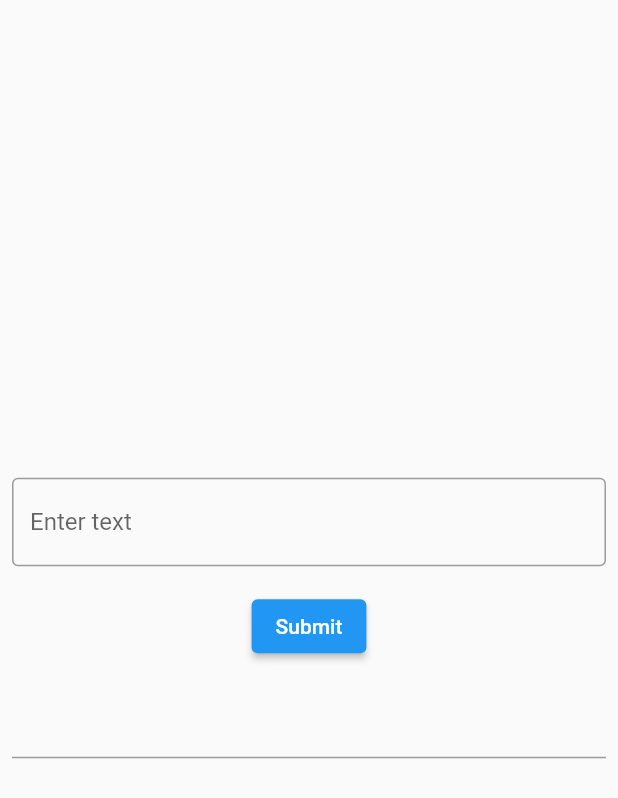
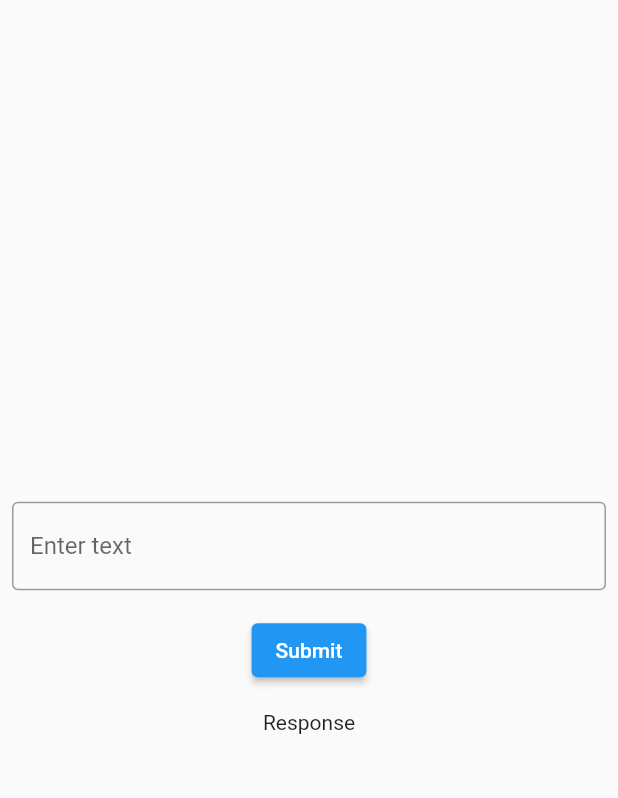
Before and after one commit to PGMacDesign/OpenAI-App, a Flutter app: the InputScreen screen opened directly, on a phone screen of 412 x 824 dp. Shown: the top 798 px of the screen. Run offline on Flutter 3.47's test engine with Material 2 defaults, Android fonts, the phone set to English and light mode, and no system bars; drawn by our look-alikes of flutter_markdown; our stand-ins replace shared_preferences; accounts and stored records are empty.

Commit message:
Adding in some utilities, sample classes, working code for OpenAI (with correct responses now), and Markdown support.

```diff
--- a/lib/myactivities/input_activity.dart
+++ b/lib/myactivities/input_activity.dart
@@ -4,13 +4,103 @@
 import 'package:openai_appp/custom_ui/text_view_with_state.dart';
 import 'package:openai_appp/networking/networking_utilities.dart';
 import 'package:http/http.dart' as http;
+import 'package:flutter_markdown/flutter_markdown.dart';
+
 
 class InputScreen extends StatefulWidget {
+  const InputScreen({super.key});
+
   @override
   _InputScreenState createState() => _InputScreenState();
 }
 
 class _InputScreenState extends State<InputScreen> {
+  String _inputText = "";
+  String _outputText = "Response";
+  bool _isLoading = false;
+
+  Future<void> _submitData() async {
+    updateState(null, true);
+    try {
+      String apikey = await readFromAsset("assets/apikeys/api_key_openai.txt");
+      print("API KEY == $apikey");
+      http.Response? response = await sendCompletionsApiRequest(null,
+          buildCompletionsRequestHeaders(apikey), buildCompletionsRequestParams(_inputText));
+      if(response != null){
+        String parsedResponse = parseCompletionsResponse(response);
+        updateState(parsedResponse, false);
+      } else {
+        updateState("Response was null", false);
+      }
+    } catch (e){
+      print(e);
+      updateState("Request Failed due to error: $e", false);
+    }
+  }
+
+  void updateState(String? textToUpdate, bool showLoadingAnimation){
+    setState(() {
+      if(textToUpdate != null){
+        this._outputText = textToUpdate;
+      }
+      this._isLoading = showLoadingAnimation;
+    });
+  }
+
+  /// Note: This code is the equivalent of handler.postDelayed() in Android
+  // Future.delayed(Duration(seconds: 5), () {
+  //   setState(() {
+  //     _isLoading = false;
+  //   });
+  // });
+
+  @override
+  Widget build(BuildContext context) {
+    return Scaffold(
+      body: _isLoading
+          ? const Center(
+        child: CircularProgressIndicator(),
+      )
+          : Column(
+        mainAxisAlignment: MainAxisAlignment.center,
+        children: <Widget>[
+          Padding(
+            padding: const EdgeInsets.all(8.0),
+            child: TextField(
+              decoration: const InputDecoration(
+                border: OutlineInputBorder(),
+                labelText: 'Enter text',
+              ),
+              keyboardType: TextInputType.text,
+              onChanged: (value) => _inputText = value,
+            ),
+          ),
+          Padding(
+            padding: const EdgeInsets.all(8.0),
+            child: ElevatedButton(
+              child: Text('Submit'),
+              onPressed: _submitData,
+            ),
+          ),
+          //Scroll view for vertical scrolling
+          SingleChildScrollView(
+            child: Container(
+                padding: const EdgeInsets.all(8.0),
+                child: MarkdownBody(
+                  data: _outputText,
+                  selectable: true,
+                ),
+            ),
+          ),
+        ],
+      ),
+    );
+  }
+}
+
+/// Working example, but deprecating for HTML textview
+@deprecated
+class _InputScreenStateOLD extends State<InputScreen> {
   String _inputText = "";
   final _textController = TextEditingController();
   bool _isLoading = false;
--- a/pubspec.yaml
+++ b/pubspec.yaml
@@ -32,6 +32,9 @@
     sdk: flutter
 
   http: ^0.13.5
+  url_launcher: ^6.0.18
+  flutter_markdown: ^0.6.13+1
+  shared_preferences: ^2.0.17
 
   # The following adds the Cupertino Icons font to your application.
   # Use with the CupertinoIcons class for iOS style icons.
```
Also changed, not shown: lib/networking/networking_utilities.dart (+13 -8 lines), lib/persistence/shared_prefs.dart (added, +150 -0 lines), pubspec.lock, 5 other files.
